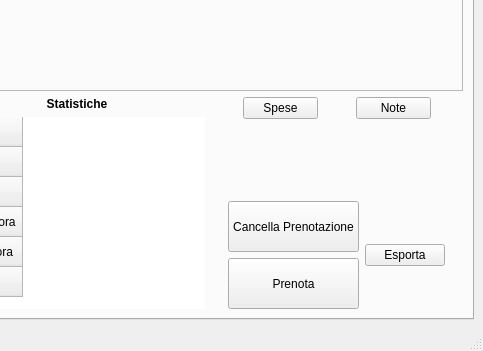
This is gui.ui in LucioPg/ErbaVento as Qt 5 draws it before an edit; both pictures show x 386 to 869 and y 534 to 885 of the 869 by 885 pixel window. The edited form follows.
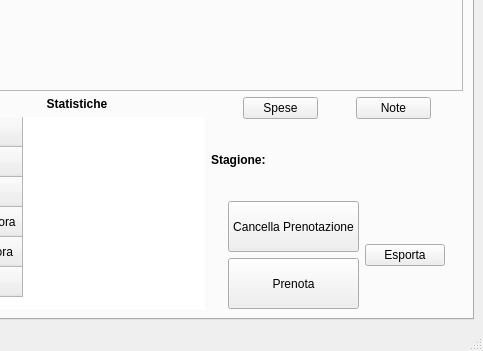
This is the edited form. Custom widgets are drawn as their Qt base class.

```diff
--- a/gui.ui
+++ b/gui.ui
@@ -430,7 +430,7 @@
                  </widget>
                 </item>
                 <item>
-                 <widget class="GreenProgressButton" name="bot_note">
+                 <widget class="ColorButton" name="bot_note">
                   <property name="minimumSize">
                    <size>
                     <width>75</width>
@@ -461,6 +461,22 @@
                 <property name="rightMargin">
                  <number>22</number>
                 </property>
+                <item>
+                 <widget class="QLabel" name="label_15">
+                  <property name="font">
+                   <font>
+                    <weight>75</weight>
+                    <bold>true</bold>
+                   </font>
+                  </property>
+                  <property name="text">
+                   <string>Stagione: </string>
+                  </property>
+                  <property name="alignment">
+                   <set>Qt::AlignCenter</set>
+                  </property>
+                 </widget>
+                </item>
                 <item>
                  <widget class="QLabel" name="label_stagione">
                   <property name="sizePolicy">
@@ -1813,11 +1829,6 @@
   <widget class="QStatusBar" name="statusbar"/>
  </widget>
  <customwidgets>
-  <customwidget>
-   <class>GreenProgressButton</class>
-   <extends>QPushButton</extends>
-   <header location="global">kwidget.myprogressbutton.myprogressbutton_main</header>
-  </customwidget>
   <customwidget>
    <class>MyLineEdit</class>
    <extends>QLineEdit</extends>
```
